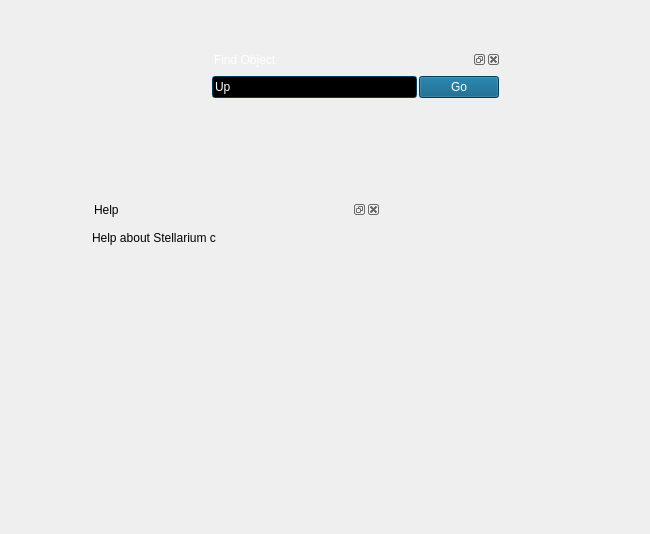
Qt form src/gui/mainGui.ui (519984307/stellarium_src) before a commit.
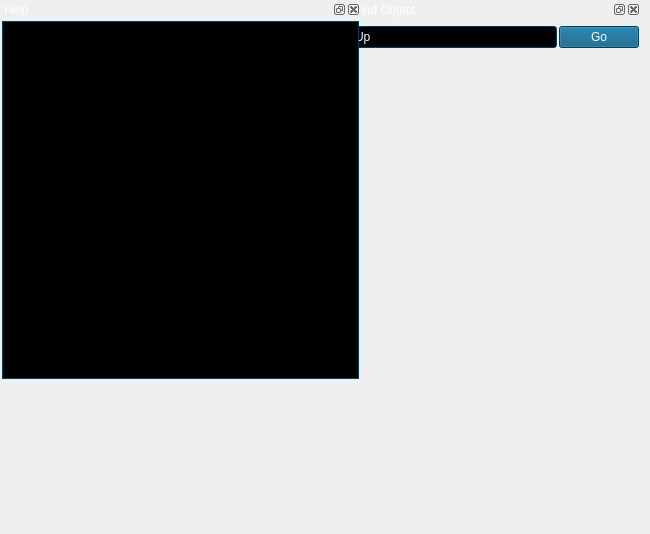
The same form after that commit. Custom widgets are drawn as their Qt base class.

Commit message: Help window

What changed in the file:
```diff
--- a/src/gui/mainGui.ui
+++ b/src/gui/mainGui.ui
@@ -21,8 +21,8 @@
   <widget class="QDockWidget" name="dockWidgetSearchSkyObject" >
    <property name="geometry" >
     <rect>
-     <x>210</x>
-     <y>50</y>
+     <x>350</x>
+     <y>0</y>
      <width>291</width>
      <height>56</height>
     </rect>
@@ -541,12 +541,373 @@
   <widget class="QDockWidget" name="dockWidgetHelp" >
    <property name="geometry" >
     <rect>
-     <x>90</x>
-     <y>200</y>
-     <width>291</width>
-     <height>56</height>
+     <x>0</x>
+     <y>0</y>
+     <width>361</width>
+     <height>381</height>
     </rect>
    </property>
+   <property name="palette" >
+    <palette>
+     <active>
+      <colorrole role="WindowText" >
+       <brush brushstyle="SolidPattern" >
+        <color alpha="255" >
+         <red>255</red>
+         <green>255</green>
+         <blue>255</blue>
+        </color>
+       </brush>
+      </colorrole>
+      <colorrole role="Button" >
+       <brush brushstyle="SolidPattern" >
+        <color alpha="255" >
+         <red>0</red>
+         <green>85</green>
+         <blue>127</blue>
+        </color>
+       </brush>
+      </colorrole>
+      <colorrole role="Light" >
+       <brush brushstyle="SolidPattern" >
+        <color alpha="255" >
+         <red>0</red>
+         <green>128</green>
+         <blue>191</blue>
+        </color>
+       </brush>
+      </colorrole>
+      <colorrole role="Midlight" >
+       <brush brushstyle="SolidPattern" >
+        <color alpha="255" >
+         <red>0</red>
+         <green>106</green>
+         <blue>159</blue>
+        </color>
+       </brush>
+      </colorrole>
+      <colorrole role="Dark" >
+       <brush brushstyle="SolidPattern" >
+        <color alpha="255" >
+         <red>0</red>
+         <green>42</green>
+         <blue>63</blue>
+        </color>
+       </brush>
+      </colorrole>
+      <colorrole role="Mid" >
+       <brush brushstyle="SolidPattern" >
+        <color alpha="255" >
+         <red>0</red>
+         <green>56</green>
+         <blue>84</blue>
+        </color>
+       </brush>
+      </colorrole>
+      <colorrole role="Text" >
+       <brush brushstyle="SolidPattern" >
+        <color alpha="255" >
+         <red>255</red>
+         <green>255</green>
+         <blue>255</blue>
+        </color>
+       </brush>
+      </colorrole>
+      <colorrole role="BrightText" >
+       <brush brushstyle="SolidPattern" >
+        <color alpha="255" >
+         <red>255</red>
+         <green>255</green>
+         <blue>255</blue>
+        </color>
+       </brush>
+      </colorrole>
+      <colorrole role="ButtonText" >
+       <brush brushstyle="SolidPattern" >
+        <color alpha="255" >
+         <red>255</red>
+         <green>255</green>
+         <blue>255</blue>
+        </color>
+       </brush>
+      </colorrole>
+      <colorrole role="Base" >
+       <brush brushstyle="SolidPattern" >
+        <color alpha="255" >
+         <red>0</red>
+         <green>0</green>
+         <blue>0</blue>
+        </color>
+       </brush>
+      </colorrole>
+      <colorrole role="Window" >
+       <brush brushstyle="SolidPattern" >
+        <color alpha="255" >
+         <red>0</red>
+         <green>85</green>
+         <blue>127</blue>
+        </color>
+       </brush>
+      </colorrole>
+      <colorrole role="Shadow" >
+       <brush brushstyle="SolidPattern" >
+        <color alpha="255" >
+         <red>0</red>
+         <green>0</green>
+         <blue>0</blue>
+        </color>
+       </brush>
+      </colorrole>
+      <colorrole role="AlternateBase" >
+       <brush brushstyle="SolidPattern" >
+        <color alpha="255" >
+         <red>0</red>
+         <green>42</green>
+         <blue>63</blue>
+        </color>
+       </brush>
+      </colorrole>
+     </active>
+     <inactive>
+      <colorrole role="WindowText" >
+       <brush brushstyle="SolidPattern" >
+        <color alpha="255" >
+         <red>255</red>
+         <green>255</green>
+         <blue>255</blue>
+        </color>
+       </brush>
+      </colorrole>
+      <colorrole role="Button" >
+       <brush brushstyle="SolidPattern" >
+        <color alpha="255" >
+         <red>0</red>
+         <green>85</green>
+         <blue>127</blue>
+        </color>
+       </brush>
+      </colorrole>
+      <colorrole role="Light" >
+       <brush brushstyle="SolidPattern" >
+        <color alpha="255" >
+         <red>0</red>
+         <green>128</green>
+         <blue>191</blue>
+        </color>
+       </brush>
+      </colorrole>
+      <colorrole role="Midlight" >
+       <brush brushstyle="SolidPattern" >
+        <color alpha="255" >
+         <red>0</red>
+         <green>106</green>
+         <blue>159</blue>
+        </color>
+       </brush>
+      </colorrole>
+      <colorrole role="Dark" >
+       <brush brushstyle="SolidPattern" >
+        <color alpha="255" >
+         <red>0</red>
+         <green>42</green>
+         <blue>63</blue>
+        </color>
+       </brush>
+      </colorrole>
+      <colorrole role="Mid" >
+       <brush brushstyle="SolidPattern" >
+        <color alpha="255" >
+         <red>0</red>
+         <green>56</green>
+         <blue>84</blue>
+        </color>
+       </brush>
+      </colorrole>
+      <colorrole role="Text" >
+       <brush brushstyle="SolidPattern" >
+        <color alpha="255" >
+         <red>255</red>
+         <green>255</green>
+         <blue>255</blue>
+        </color>
+       </brush>
+      </colorrole>
+      <colorrole role="BrightText" >
+       <brush brushstyle="SolidPattern" >
+        <color alpha="255" >
+         <red>255</red>
+         <green>255</green>
+         <blue>255</blue>
+        </color>
+       </brush>
+      </colorrole>
+      <colorrole role="ButtonText" >
+       <brush brushstyle="SolidPattern" >
+        <color alpha="255" >
+         <red>255</red>
+         <green>255</green>
+         <blue>255</blue>
+        </color>
+       </brush>
+      </colorrole>
+      <colorrole role="Base" >
+       <brush brushstyle="SolidPattern" >
+        <color alpha="255" >
+         <red>0</red>
+         <green>0</green>
+         <blue>0</blue>
+        </color>
+       </brush>
+      </colorrole>
+      <colorrole role="Window" >
+       <brush brushstyle="SolidPattern" >
+        <color alpha="255" >
+         <red>0</red>
+         <green>85</green>
+         <blue>127</blue>
+        </color>
+       </brush>
+      </colorrole>
+      <colorrole role="Shadow" >
+       <brush brushstyle="SolidPattern" >
+        <color alpha="255" >
+         <red>0</red>
+         <green>0</green>
+         <blue>0</blue>
+        </color>
+       </brush>
+      </colorrole>
+      <colorrole role="AlternateBase" >
+       <brush brushstyle="SolidPattern" >
+        <color alpha="255" >
+         <red>0</red>
+         <green>42</green>
+         <blue>63</blue>
+        </color>
+       </brush>
+      </colorrole>
+     </inactive>
+     <disabled>
+      <colorrole role="WindowText" >
+       <brush brushstyle="SolidPattern" >
+        <color alpha="255" >
+         <red>0</red>
+         <green>42</green>
+         <blue>63</blue>
+        </color>
+       </brush>
+      </colorrole>
+      <colorrole role="Button" >
+       <brush brushstyle="SolidPattern" >
+        <color alpha="255" >
+         <red>0</red>
+         <green>85</green>
+         <blue>127</blue>
+        </color>
+       </brush>
+      </colorrole>
+      <colorrole role="Light" >
+       <brush brushstyle="SolidPattern" >
+        <color alpha="255" >
+         <red>0</red>
+         <green>128</green>
+         <blue>191</blue>
+        </color>
+       </brush>
+      </colorrole>
+      <colorrole role="Midlight" >
+       <brush brushstyle="SolidPattern" >
+        <color alpha="255" >
+         <red>0</red>
+         <green>106</green>
+         <blue>159</blue>
+        </color>
+       </brush>
+      </colorrole>
+      <colorrole role="Dark" >
+       <brush brushstyle="SolidPattern" >
+        <color alpha="255" >
+         <red>0</red>
+         <green>42</green>
+         <blue>63</blue>
+        </color>
+       </brush>
+      </colorrole>
+      <colorrole role="Mid" >
+       <brush brushstyle="SolidPattern" >
+        <color alpha="255" >
+         <red>0</red>
+         <green>56</green>
+         <blue>84</blue>
+        </color>
+       </brush>
+      </colorrole>
+      <colorrole role="Text" >
+       <brush brushstyle="SolidPattern" >
+        <color alpha="255" >
+         <red>0</red>
+         <green>42</green>
+         <blue>63</blue>
+        </color>
+       </brush>
+      </colorrole>
+      <colorrole role="BrightText" >
+       <brush brushstyle="SolidPattern" >
+        <color alpha="255" >
+         <red>255</red>
+         <green>255</green>
+         <blue>255</blue>
+        </color>
+       </brush>
+      </colorrole>
+      <colorrole role="ButtonText" >
+       <brush brushstyle="SolidPattern" >
+        <color alpha="255" >
+         <red>0</red>
+         <green>42</green>
+         <blue>63</blue>
+        </color>
+       </brush>
+      </colorrole>
+      <colorrole role="Base" >
+       <brush brushstyle="SolidPattern" >
+        <color alpha="255" >
+         <red>0</red>
+         <green>85</green>
+         <blue>127</blue>
+        </color>
+       </brush>
+      </colorrole>
+      <colorrole role="Window" >
+       <brush brushstyle="SolidPattern" >
+        <color alpha="255" >
+         <red>0</red>
+         <green>85</green>
+         <blue>127</blue>
+        </color>
+       </brush>
+      </colorrole>
+      <colorrole role="Shadow" >
+       <brush brushstyle="SolidPattern" >
+        <color alpha="255" >
+         <red>0</red>
+         <green>0</green>
+         <blue>0</blue>
+        </color>
+       </brush>
+      </colorrole>
+      <colorrole role="AlternateBase" >
+       <brush brushstyle="SolidPattern" >
+        <color alpha="255" >
+         <red>0</red>
+         <green>85</green>
+         <blue>127</blue>
+        </color>
+       </brush>
+      </colorrole>
+     </disabled>
+    </palette>
+   </property>
    <property name="floating" >
     <bool>true</bool>
    </property>
@@ -580,11 +941,7 @@
       <number>2</number>
      </property>
      <item row="0" column="0" >
-      <widget class="QLabel" name="label" >
-       <property name="text" >
-        <string>Help about Stellarium c</string>
-       </property>
-      </widget>
+      <widget class="StelHelpBrowser" name="helpBrowser" />
      </item>
     </layout>
    </widget>
@@ -860,6 +1217,13 @@
    </property>
   </action>
  </widget>
+ <customwidgets>
+  <customwidget>
+   <class>StelHelpBrowser</class>
+   <extends>QTextBrowser</extends>
+   <header>StelHelpBrowser.hpp</header>
+  </customwidget>
+ </customwidgets>
  <resources>
   <include location="../data/mainRes.qrc" />
  </resources>
```
Left out of the diff: 65 changed lines with no effect on the pictures. The commit also changes 2 other files.
